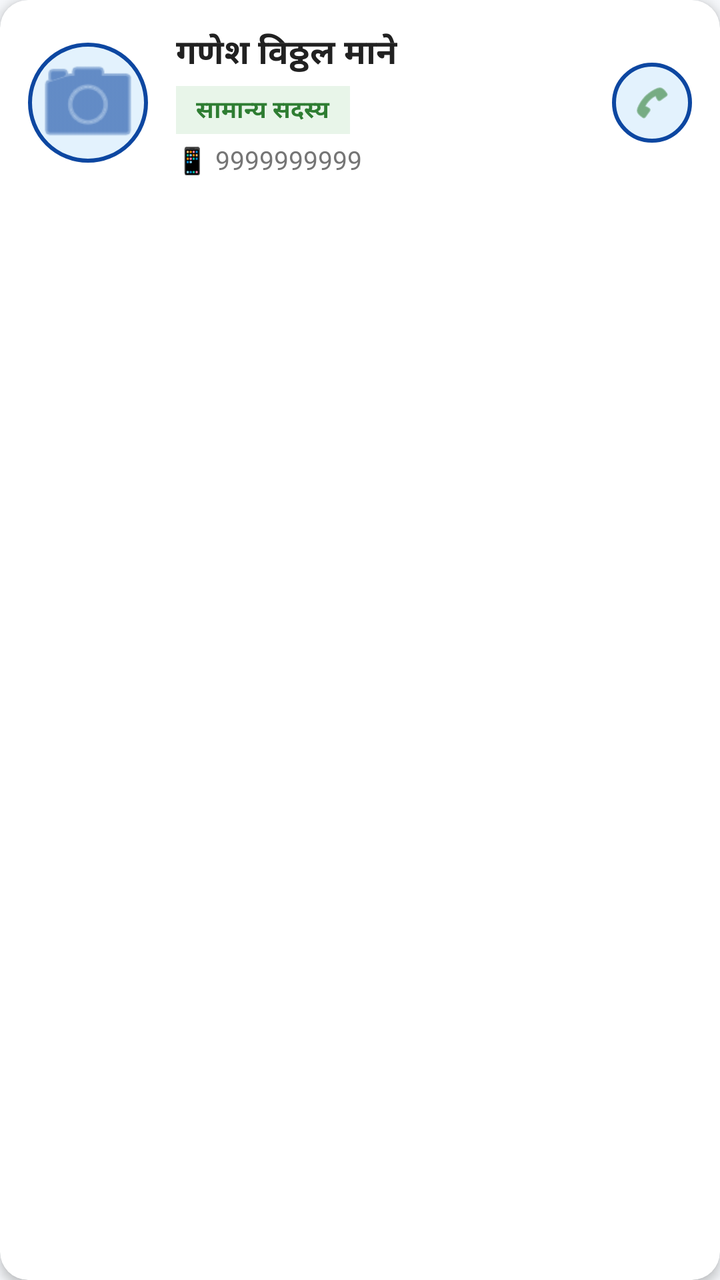
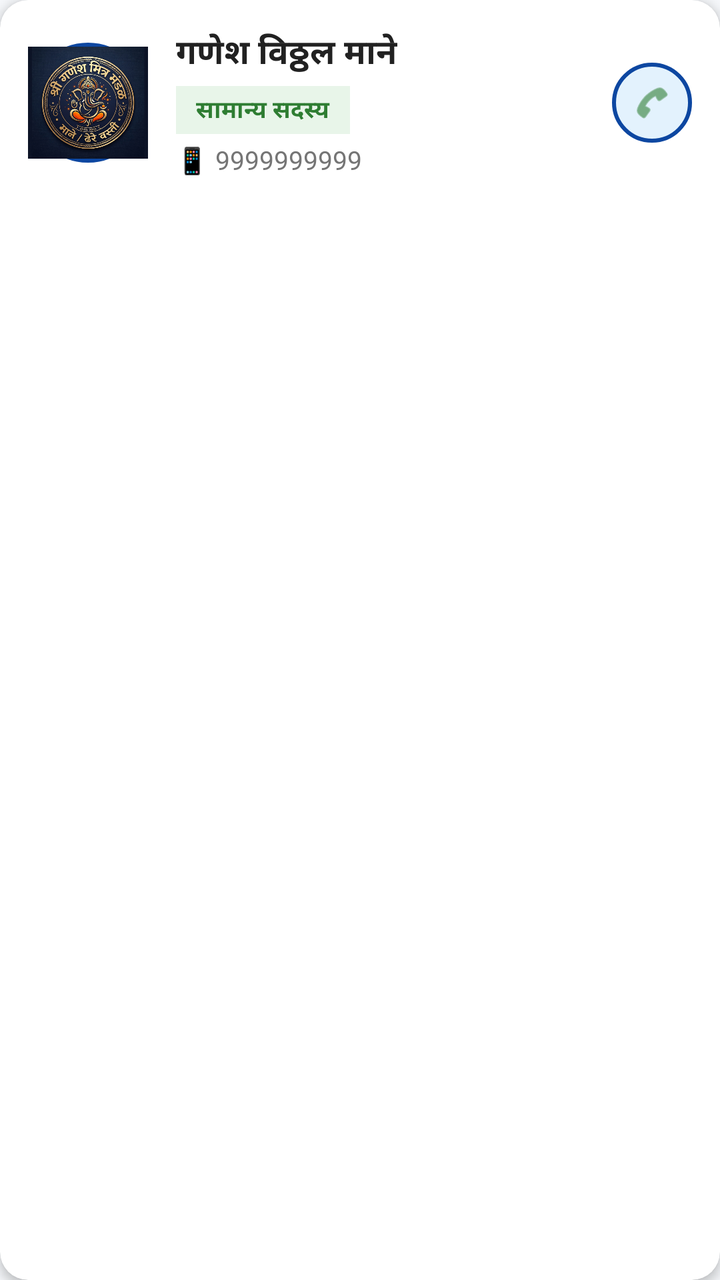

The first picture is an Android layout as it rendered before a commit; the second is the same layout after the commit. The layout source and the unified diff follow.
<!-- AndroidManifest.xml: application theme Theme.GaneshMitraMandal -->
<!-- res/layout/item_member.xml -->
<?xml version="1.0" encoding="utf-8"?>
<androidx.cardview.widget.CardView xmlns:android="http://schemas.android.com/apk/res/android"
    xmlns:app="http://schemas.android.com/apk/res-auto"
    android:layout_width="match_parent"
    android:layout_height="wrap_content"
    android:layout_marginHorizontal="12dp"
    android:layout_marginVertical="6dp"
    app:cardBackgroundColor="@color/white"
    app:cardCornerRadius="14dp"
    app:cardElevation="3dp">

    <RelativeLayout
        android:layout_width="match_parent"
        android:layout_height="wrap_content"
        android:padding="14dp">

        
        <ImageView
            android:id="@+id/ivMemberPhoto"
            android:layout_width="60dp"
            android:layout_height="60dp"
            android:layout_alignParentStart="true"
            android:layout_centerVertical="true"
            android:background="@drawable/circle_bg"
            android:padding="2dp"
            android:scaleType="centerCrop"
            android:src="@android:drawable/ic_menu_camera"
            app:tint="@color/primary_blue" />

        
        <LinearLayout
            android:layout_width="match_parent"
            android:layout_height="wrap_content"
            android:layout_centerVertical="true"
            android:layout_toEndOf="@id/ivMemberPhoto"
            android:layout_toStartOf="@id/btnCall"
            android:layout_marginStart="14dp"
            android:layout_marginEnd="8dp"
            android:orientation="vertical">

            
            <TextView
                android:id="@+id/tvMemberName"
                android:layout_width="wrap_content"
                android:layout_height="wrap_content"
                android:text="गणेश विठ्ठल माने"
                android:textColor="@color/text_primary"
                android:textSize="17sp"
                android:textStyle="bold" />

            
            <TextView
                android:id="@+id/tvMemberRoleInMandal"
                android:layout_width="wrap_content"
                android:layout_height="wrap_content"
                android:layout_marginTop="4dp"
                android:background="#E8F5E9"
                android:paddingHorizontal="10dp"
                android:paddingVertical="3dp"
                android:text="सामान्य सदस्य"
                android:textColor="@color/jama_green"
                android:textSize="12sp"
                android:textStyle="bold" />

            
            <TextView
                android:id="@+id/tvMemberPhone"
                android:layout_width="wrap_content"
                android:layout_height="wrap_content"
                android:layout_marginTop="4dp"
                android:text="📱 9999999999"
                android:textColor="@color/text_secondary"
                android:textSize="13sp" />

        </LinearLayout>

        
        <ImageView
            android:id="@+id/btnCall"
            android:layout_width="40dp"
            android:layout_height="40dp"
            android:layout_alignParentEnd="true"
            android:layout_centerVertical="true"
            android:background="@drawable/circle_bg"
            android:padding="10dp"
            android:src="@android:drawable/ic_menu_call"
            app:tint="@color/jama_green" />

    </RelativeLayout>

</androidx.cardview.widget.CardView>
<!-- resources referenced by this layout -->
<resources>
  <color name="jama_green">#2E7D32</color>
  <color name="primary_blue">#0D47A1</color>
  <color name="text_primary">#212121</color>
  <color name="text_secondary">#757575</color>
  <color name="white">#FFFFFF</color>
  <!-- drawable circle_bg (drawable) -->
  <?xml version="1.0" encoding="utf-8"?>
  <shape xmlns:android="http://schemas.android.com/apk/res/android"
      android:shape="oval">
      <solid android:color="#E3F2FD" />
      <stroke
          android:width="2dp"
          android:color="@color/primary_blue" />
  </shape>
  <style name="Theme.GaneshMitraMandal" parent="Theme.MaterialComponents.Light.NoActionBar">
          <item name="colorPrimary">@color/primary_blue</item>
          <item name="colorPrimaryDark">@color/primary_blue_dark</item>
          <item name="colorAccent">@color/accent_orange</item>
          <item name="android:windowBackground">@color/bg_light</item>
          <item name="android:statusBarColor">@color/primary_blue_dark</item>
      </style>
  <color name="primary_blue_dark">#082F6B</color>
  <color name="accent_orange">#FF6D00</color>
  <color name="bg_light">#F5F7FA</color>
</resources>

<!-- the commit's change to res/layout/item_member.xml (unified diff, before → after) -->
@@ -24,8 +24,7 @@
             android:background="@drawable/circle_bg"
             android:padding="2dp"
             android:scaleType="centerCrop"
-            android:src="@android:drawable/ic_menu_camera"
-            app:tint="@color/primary_blue" />
+            android:src="@drawable/app_logo" />
 
         
         <LinearLayout
<!-- resource entries referenced after the edit -->
@@ -5,6 +5,7 @@
   <color name="text_primary">#212121</color>
   <color name="text_secondary">#757575</color>
   <color name="white">#FFFFFF</color>
+  <!-- drawable app_logo: png bitmap (drawable, 241755 bytes) -->
   <!-- drawable circle_bg (drawable) -->
   <?xml version="1.0" encoding="utf-8"?>
   <shape xmlns:android="http://schemas.android.com/apk/res/android"
